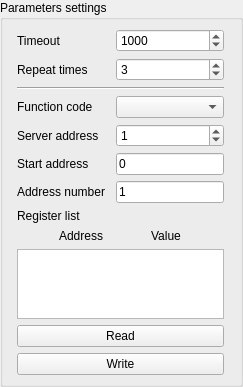
x-tools-author/x-tools, file src/modbus/common/SAKModbusCommonClientSection.ui: the form before one commit.
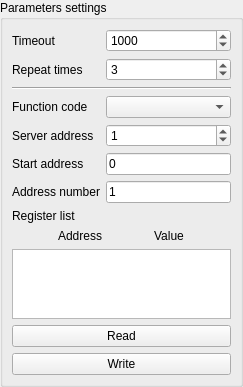
The form after the commit.

Patch:
```diff
--- a/src/modbus/common/SAKModbusCommonClientSection.ui
+++ b/src/modbus/common/SAKModbusCommonClientSection.ui
@@ -194,7 +194,7 @@
       <item row="6" column="1">
        <widget class="QLineEdit" name="registerNumberLineEdit">
         <property name="sizePolicy">
-         <sizepolicy hsizetype="Fixed" vsizetype="Fixed">
+         <sizepolicy hsizetype="Preferred" vsizetype="Fixed">
           <horstretch>0</horstretch>
           <verstretch>0</verstretch>
          </sizepolicy>
```
